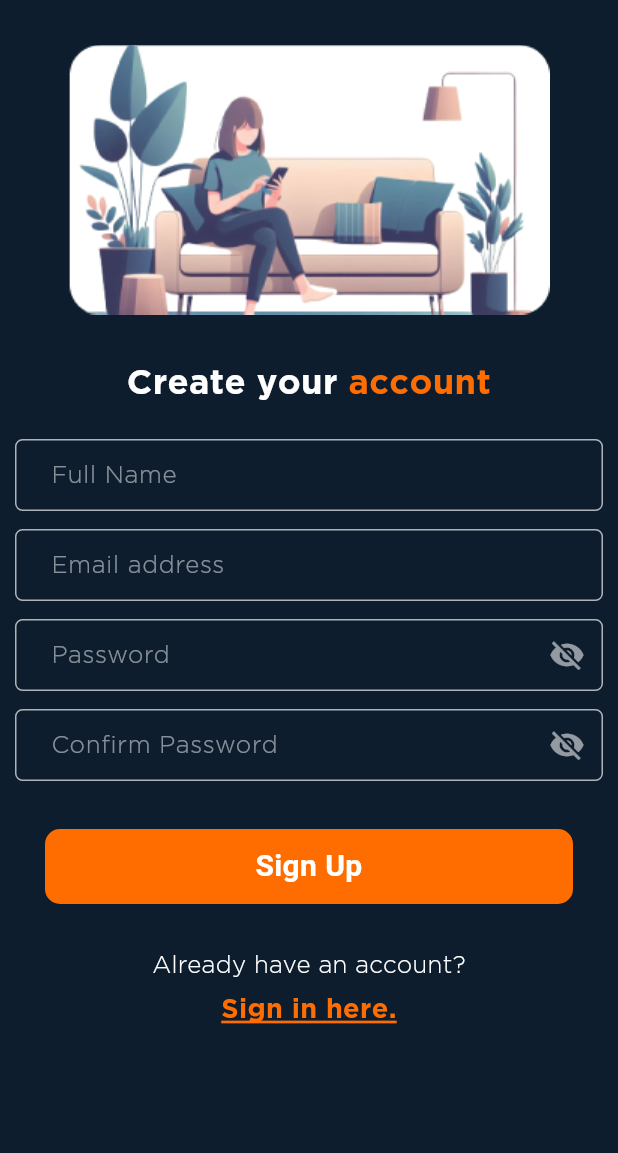
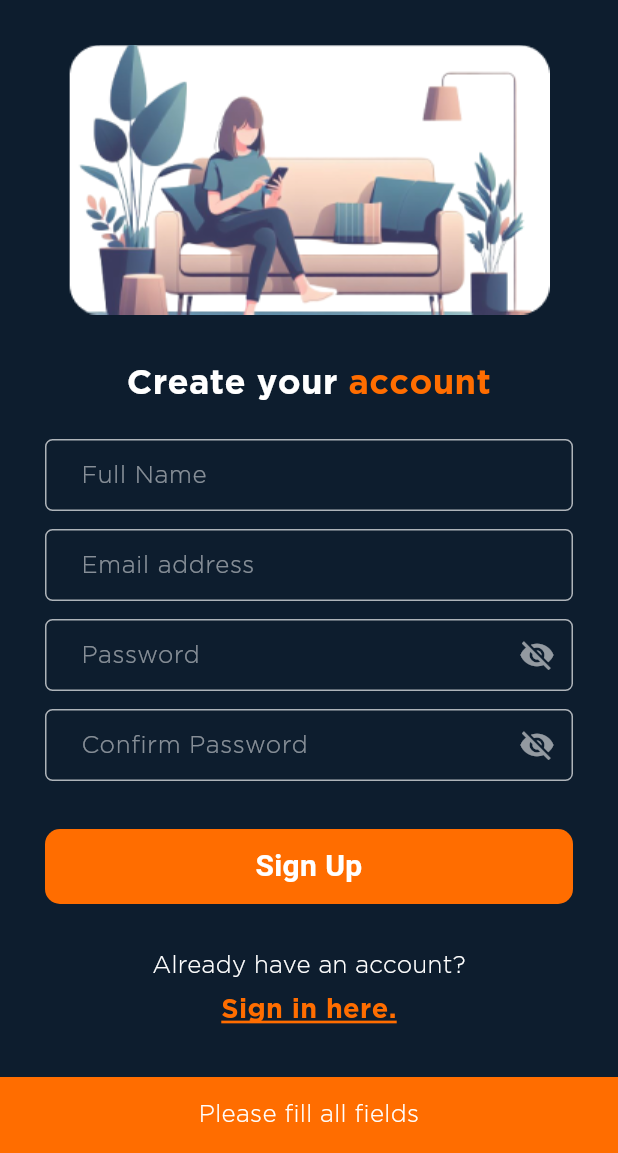
Before and after one commit to adarshcm10/CREDKiT, a Flutter app: the SignUp screen opened directly, after a tap on "Sign Up", on a phone screen of 412 x 824 dp, the part 83-1236 px from its top. Run offline on Flutter 3.47's test engine with Material 3 defaults, Android fonts, the phone set to English and light mode, and no system bars; our stand-ins replace firebase_auth, firebase_core; accounts and stored records are empty; Roboto replaces fonts that are missing (Gotham Black).

Commit message:
validity checks added

```diff
--- a/lib/signup.dart
+++ b/lib/signup.dart
@@ -92,7 +92,7 @@ class _SignUpState extends State<SignUp> {
                 ),
                 Padding(
                   padding: const EdgeInsets.only(
-                      bottom: 10, right: 10, left: 10, top: 20),
+                      bottom: 10, right: 30, left: 30, top: 20),
                   child: SizedBox(
                     width: double.infinity,
                     height: 50,
@@ -135,7 +135,7 @@ class _SignUpState extends State<SignUp> {
                 //textfield with eye icon to show/hide password
                 Padding(
                   padding:
-                      const EdgeInsets.only(bottom: 10, right: 10, left: 10),
+                      const EdgeInsets.only(bottom: 10, right: 30, left: 30),
                   child: SizedBox(
                     width: double.infinity,
                     height: 50,
@@ -177,7 +177,7 @@ class _SignUpState extends State<SignUp> {
                 ),
                 Padding(
                   padding:
-                      const EdgeInsets.only(bottom: 10, right: 10, left: 10),
+                      const EdgeInsets.only(bottom: 10, right: 30, left: 30),
                   child: SizedBox(
                     width: double.infinity,
                     height: 50,
@@ -227,7 +227,7 @@ class _SignUpState extends State<SignUp> {
                 ),
                 Padding(
                   padding:
-                      const EdgeInsets.only(bottom: 10, right: 10, left: 10),
+                      const EdgeInsets.only(bottom: 10, right: 30, left: 30),
                   child: SizedBox(
                     width: double.infinity,
                     height: 50,
@@ -278,7 +278,79 @@ class _SignUpState extends State<SignUp> {
                 Padding(
                   padding: const EdgeInsets.only(top: 20, right: 30, left: 30),
                   child: GestureDetector(
-                    onTap: () {},
+                    onTap: () {
+                      //check any field is empty
+                      if (fullNameController.text.isEmpty ||
+                          emailController.text.isEmpty ||
+                          passwordController.text.isEmpty ||
+                          confirmPasswordController.text.isEmpty) {
+                        //show snackbar
+                        ScaffoldMessenger.of(context).showSnackBar(
+                          const SnackBar(
+                            content: Text(
+                              'Please fill all fields',
+                              textAlign: TextAlign.center,
+                              style: TextStyle(
+                                color: Colors.white,
+                                fontSize: 16,
+                                fontFamily: 'Gotham',
+                                fontWeight: FontWeight.w300,
+                              ),
+                            ),
+                            backgroundColor: Color(0xFFFF6D00),
+                            duration: Duration(seconds: 2),
+                          ),
+                        );
+                      } else {
+                        //check email is valid using regex
+                        if (RegExp(
+                                r'^.+@[a-zA-Z]+\.{1}[a-zA-Z]+(\.{0,1}[a-zA-Z]+)$')
+                            .hasMatch(emailController.text)) {
+                          //show snackbar
+                        } else {
+                          //show snackbar
+                          ScaffoldMessenger.of(context).showSnackBar(
+                            const SnackBar(
+                              content: Text(
+                                'Please enter a valid email address',
+                                textAlign: TextAlign.center,
+                                style: TextStyle(
+                                  color: Colors.white,
+                                  fontSize: 16,
+                                  fontFamily: 'Gotham',
+                                  fontWeight: FontWeight.w300,
+                                ),
+                              ),
+                              backgroundColor: Color(0xFFFF6D00),
+                              duration: Duration(seconds: 2),
+                            ),
+                          );
+                        }
+                        //check password and confirm password are same
+                        if (passwordController.text ==
+                            confirmPasswordController.text) {
+                          //navigate to home screen
+                        } else {
+                          //show snackbar
+                          ScaffoldMessenger.of(context).showSnackBar(
+                            const SnackBar(
+                              content: Text(
+                                'Password and Confirm Password are not same',
+                                textAlign: TextAlign.center,
+                                style: TextStyle(
+                                  color: Colors.white,
+                                  fontSize: 16,
+                                  fontFamily: 'Gotham',
+                                  fontWeight: FontWeight.w300,
+                                ),
+                              ),
+                              backgroundColor: Color(0xFFFF6D00),
+                              duration: Duration(seconds: 2),
+                            ),
+                          );
+                        }
+                      }
+                    },
                     child: Container(
                       width: double.infinity,
                       height: 50,
```
Also changed, not shown: lib/signin.dart (+50 -1 lines).
